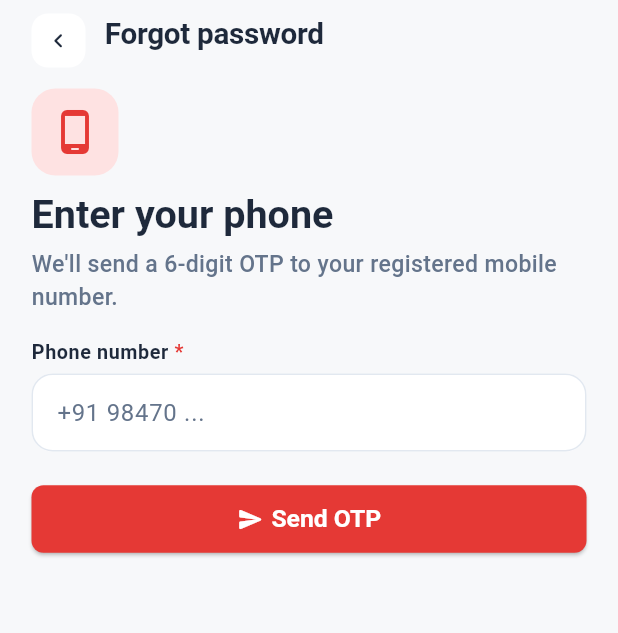
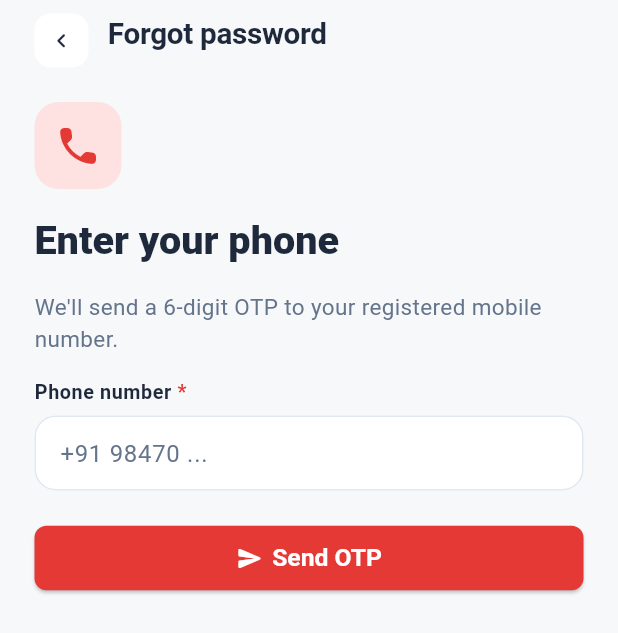
Before and after one commit to Adist-Branding-C/crm_agent_app, a Flutter app: the screen it shows after launch, after a tap on "Sign In", after a tap on "Forgot password?", on a phone screen of 412 x 824 dp. Shown: the top 633 px of the screen. Run offline on Flutter 3.47's test engine with Material 3 defaults, Android fonts, the phone set to English and light mode, and no system bars; our stand-ins replace dio, equatable, flutter_bloc, font_awesome_flutter, formz, go_router and 2 more; accounts and stored records are empty.

Commit message:
login ui and forgot passord ui size reduced

```diff
--- a/lib/screens/analytics/widgets/date_picker_field.dart
+++ b/lib/screens/analytics/widgets/date_picker_field.dart
@@ -30,7 +30,7 @@ class DatePickerField extends StatelessWidget {
         GestureDetector(
           onTap: onTap,
           child: Container(
-            height: 44,
+            height: 42,
             decoration: BoxDecoration(
               color: Colors.white,
               borderRadius: BorderRadius.circular(12),
--- a/lib/screens/call_log/widgets/save_button.dart
+++ b/lib/screens/call_log/widgets/save_button.dart
@@ -11,7 +11,7 @@ class SaveButton extends StatelessWidget {
   Widget build(BuildContext context) {
     return Container(
       width: double.infinity,
-      height: 52,
+      height: 50,
       margin: EdgeInsets.all(AppSpacing.xxl),
       decoration: BoxDecoration(
         color: AppColors.primaryColor,
--- a/lib/screens/enquiry_details/widgets/add_deal_submit_button.dart
+++ b/lib/screens/enquiry_details/widgets/add_deal_submit_button.dart
@@ -23,7 +23,7 @@ class AddDealSubmitButton extends StatelessWidget {
         disabledBackgroundColor: AppColors.slate300,
         foregroundColor: Colors.white,
         disabledForegroundColor: Colors.white,
-        minimumSize: const Size.fromHeight(52),
+        minimumSize: const Size.fromHeight(50),
         shape: RoundedRectangleBorder(borderRadius: BorderRadius.circular(8)),
       ),
       child: isLoading
--- a/lib/screens/forgot_password/forgot_password_screen.dart
+++ b/lib/screens/forgot_password/forgot_password_screen.dart
@@ -5,6 +5,7 @@ import 'package:go_router/go_router.dart';
 import '../../bloc/forgot_password/forgot_password_bloc.dart';
 import '../../data/repositories/otp_repository.dart';
 import '../../router/app_routes.dart';
+import '../../theme/app_spacing.dart';
 import '../../widgets/page_scaffold.dart';
 import 'widgets/forgot_password_body.dart';
 
@@ -37,7 +38,10 @@ class _ForgotPasswordScreenState extends State<ForgotPasswordScreen> {
           }
         },
         child: PageScaffold(
-          padding: EdgeInsets.zero,
+          padding: EdgeInsets.only(
+           left: AppSpacing.xs,
+           right: AppSpacing.xs,
+          ),
           child: ForgotPasswordBody(phoneController: _phoneController),
         ),
       ),
--- a/lib/screens/forgot_password/widgets/forgot_password_header.dart
+++ b/lib/screens/forgot_password/widgets/forgot_password_header.dart
@@ -11,33 +11,31 @@ class ForgotPasswordHeader extends StatelessWidget {
     return Column(
       crossAxisAlignment: CrossAxisAlignment.start,
       children: [
-        AppSpacing.gapMd,
+        AppSpacing.gapXl,
         Container(
           padding: EdgeInsets.all(AppSpacing.lg),
           decoration: BoxDecoration(
             color: AppColors.primaryColorLight,
             borderRadius: BorderRadius.circular(16),
           ),
-          child: Icon(
-            Icons.phone_android_rounded,
-            color: context.primary,
-            size: 32,
-          ),
+          child: Icon(Icons.call_rounded, color: context.primary, size: 32),
         ),
-        AppSpacing.gapMd,
+        AppSpacing.gapXl,
         Text(
           'Enter your phone',
           style: Theme.of(context).textTheme.headlineMedium?.copyWith(
-            fontWeight: FontWeight.bold,
+            fontWeight: FontWeight.w800,
             color: context.textDark,
           ),
         ),
-        AppSpacing.gapSm,
+        AppSpacing.gapXl,
         Text(
           "We'll send a 6-digit OTP to your registered mobile number.",
-          style: Theme.of(
-            context,
-          ).textTheme.bodyMedium?.copyWith(color: context.textMuted),
+          style: Theme.of(context).textTheme.bodyMedium?.copyWith(
+            color: context.textMuted,
+            fontSize: 15,
+            fontWeight: FontWeight.w400,
+          ),
         ),
       ],
     );
--- a/lib/screens/login/login_screen.dart
+++ b/lib/screens/login/login_screen.dart
@@ -5,6 +5,7 @@ import '../../bloc/login/login_bloc.dart';
 import '../../bloc/notifications/notifications_bloc.dart';
 import '../../data/auth_state_notifier.dart';
 import '../../data/repositories/session_repository.dart';
+import '../../theme/app_spacing.dart';
 import '../../widgets/page_scaffold.dart';
 import 'widgets/login_body.dart';
 
@@ -42,6 +43,11 @@ class _LoginScreenState extends State<LoginScreen> {
           }
         },
         child: PageScaffold(
+          padding: EdgeInsets.only(
+           left: AppSpacing.xl-2,
+           right: AppSpacing.xl-2,
+           top: AppSpacing.massive,
+          ),
           child: LoginBody(
             phoneController: _phoneController,
             passwordController: _passwordController,
--- a/lib/screens/login/widgets/disclaimer_text.dart
+++ b/lib/screens/login/widgets/disclaimer_text.dart
@@ -8,11 +8,11 @@ class DisclaimerText extends StatelessWidget {
 
   @override
   Widget build(BuildContext context) {
-    return const Text(
+    return Text(
       'Only authorised staff can access this app.\nContact your branch admin for access.',
       textAlign: TextAlign.center,
       style: TextStyle(
-        color: AppTheme.textMuted,
+        color: AppTheme.textMuted.withValues(alpha: 0.6),
         fontSize: 12,
         height: 1.5,
         fontWeight: FontWeight.w500,
--- a/lib/screens/login/widgets/login_body.dart
+++ b/lib/screens/login/widgets/login_body.dart
@@ -25,7 +25,7 @@ class LoginBody extends StatelessWidget {
   @override
   Widget build(BuildContext context) {
     return SingleChildScrollView(
-      padding: AppSpacing.screenPadding,
+      padding: const EdgeInsets.symmetric(horizontal: AppSpacing.lg),
       child: ResponsiveWidthContainer(
         maxWidth: 480,
         child: Column(
@@ -58,6 +58,14 @@ class LoginBody extends StatelessWidget {
                   : CustomButton(
                       text: 'Sign In',
                       icon: Icons.login_rounded,
+                      buttonStyle: Theme.of(context)
+                          .elevatedButtonTheme
+                          .style
+                          ?.copyWith(
+                            backgroundColor: const WidgetStatePropertyAll(
+                              Color(0xFFCE4F4B),
+                            ),
+                          ),
                       onPressed: () => context
                           .read<LoginBloc>()
                           .add(const LoginSubmitted()),
--- a/lib/screens/login/widgets/login_header.dart
+++ b/lib/screens/login/widgets/login_header.dart
@@ -15,23 +15,25 @@ class LoginHeader extends StatelessWidget {
             label: 'CRM Agent Logo',
             image: true,
             child: Container(
-              width: 80,
-              height: 80,
+              width: 64,
+              height: 64,
               decoration: BoxDecoration(
                 color: AppTheme.primaryColor,
-                borderRadius: BorderRadius.circular(20),
+                borderRadius: BorderRadius.circular(16),
               ),
               child: const Icon(
                 Icons.people_rounded,
                 color: Colors.white,
-                size: 40,
+                size: 32,
               ),
             ),
           ),
           const SizedBox(height: AppSpacing.xl),
           RichText(
             text: TextSpan(
-              style: Theme.of(context).textTheme.headlineMedium,
+              style: Theme.of(context).textTheme.headlineMedium?.copyWith(
+                    fontWeight: FontWeight.w900,
+                  ),
               children: [
                 const TextSpan(
                   text: 'CRM ',
--- a/lib/screens/search/widgets/search_field.dart
+++ b/lib/screens/search/widgets/search_field.dart
@@ -80,7 +80,7 @@ class _SearchFieldState extends State<SearchField> {
             border: InputBorder.none,
             contentPadding: EdgeInsets.symmetric(
               horizontal: AppSpacing.lg,
-              vertical: AppSpacing.md,
+              vertical: 8,
             ),
           ),
         ),
--- a/lib/screens/view_call_log/widgets/view_call_log_buttons.dart
+++ b/lib/screens/view_call_log/widgets/view_call_log_buttons.dart
@@ -28,7 +28,7 @@ class ViewCallLogButtons extends StatelessWidget {
                 onTap: onEditTap,
                 borderRadius: BorderRadius.circular(8),
                 child: SizedBox(
-                  height: 52,
+                  height: 50,
                   child: Center(
                     child: Text(
                       'Edit Log',
@@ -51,7 +51,7 @@ class ViewCallLogButtons extends StatelessWidget {
                 onTap: onCreateFollowUpTap,
                 borderRadius: BorderRadius.circular(8),
                 child: SizedBox(
-                  height: 52,
+                  height: 50,
                   child: Center(
                     child: Text(
                       'Create Follow-up',
--- a/lib/theme/app_button_theme.dart
+++ b/lib/theme/app_button_theme.dart
@@ -1,7 +1,6 @@
 import 'package:flutter/material.dart';
 import '../utils/text_scaler.dart';
 import 'app_colors.dart';
-import 'app_spacing.dart';
 
 /// Global theme configurations for button elements.
 class AppButtonTheme {
@@ -13,7 +12,7 @@ class AppButtonTheme {
         style: ElevatedButton.styleFrom(
           backgroundColor: AppColors.primaryColor,
           foregroundColor: Colors.white,
-          padding: const EdgeInsets.symmetric(vertical: AppSpacing.lg),
+          padding: const EdgeInsets.symmetric(vertical: 12),
           shape: RoundedRectangleBorder(borderRadius: BorderRadius.circular(8)),
           textStyle: const TextStyle(fontSize: 15, fontWeight: FontWeight.bold),
         ),
--- a/lib/theme/app_input_theme.dart
+++ b/lib/theme/app_input_theme.dart
@@ -13,7 +13,7 @@ class AppInputTheme {
     fillColor: Colors.white,
     contentPadding: const EdgeInsets.symmetric(
       horizontal: AppSpacing.lg,
-      vertical: AppSpacing.lg,
+      vertical: 12,
     ),
     border: OutlineInputBorder(
       borderRadius: BorderRadius.circular(14),
--- a/lib/theme/app_input_theme_dark.dart
+++ b/lib/theme/app_input_theme_dark.dart
@@ -7,7 +7,7 @@ InputDecorationTheme get darkInputDecorationTheme => InputDecorationTheme(
   fillColor: AppColors.darkCard,
   contentPadding: const EdgeInsets.symmetric(
     horizontal: AppSpacing.lg,
-    vertical: AppSpacing.lg,
+    vertical: 12,
   ),
   border: OutlineInputBorder(
     borderRadius: BorderRadius.circular(14),
--- a/lib/theme/app_spacing.dart
+++ b/lib/theme/app_spacing.dart
@@ -4,10 +4,10 @@ class AppSpacing {
   AppSpacing._();
 
   // Base unit: 4px
-  static const double xxs = 0;
-  static const double xs = 1;
-  static const double xs2 = 3;
-  static const double sm = 5;
+  static const double xxs = 1;
+  static const double xs = 2;
+  static const double xs2 = 4;
+  static const double sm = 6;
   static const double md = 9;
   static const double lg = 13;
   static const double xl = 17;
--- a/lib/widgets/custom_button.dart
+++ b/lib/widgets/custom_button.dart
@@ -35,12 +35,15 @@ class CustomButton extends StatelessWidget {
         child: ElevatedButton(
           style: (buttonStyle ?? Theme.of(context).elevatedButtonTheme.style)
               ?.copyWith(
-                backgroundColor: WidgetStateProperty.resolveWith((states) {
-                  if (states.contains(WidgetState.disabled))
-                    return AppColors.slate300;
-                  return null;
-                }),
-              ),
+            backgroundColor: WidgetStateProperty.resolveWith((states) {
+              if (states.contains(WidgetState.disabled)) {
+                return AppColors.slate300;
+              }
+              final baseStyle =
+                  buttonStyle ?? Theme.of(context).elevatedButtonTheme.style;
+              return baseStyle?.backgroundColor?.resolve(states);
+            }),
+          ),
           onPressed: active ? onPressed : null,
           child: isLoading
               ? const ButtonLoading()
```
Also changed, not shown: 1 other file.
